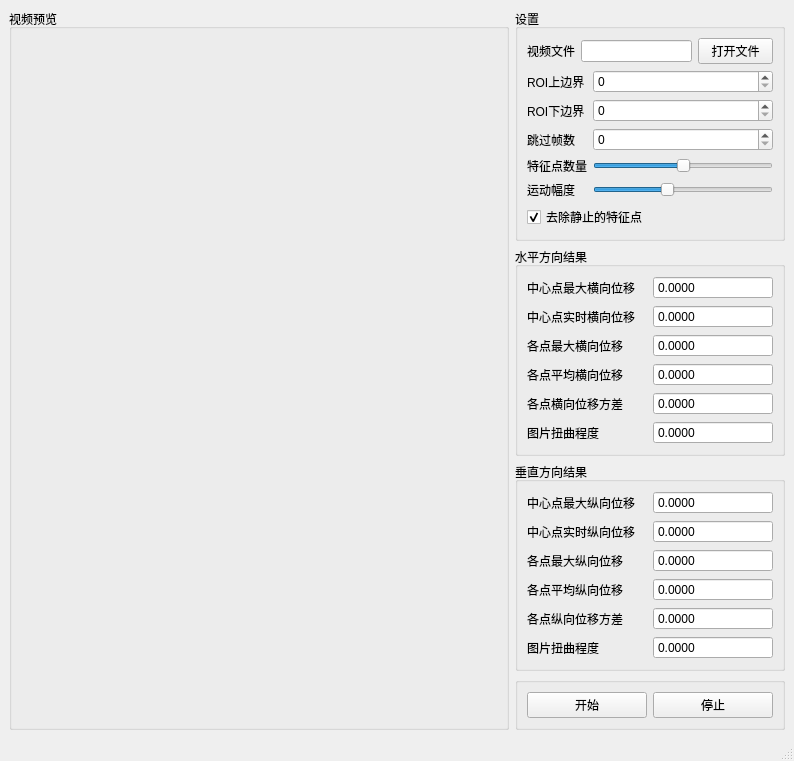
First picture: the form in tools/shake_test/shake_test_window.ui, repository xiaoqinxing/ImageTools, before the edit.
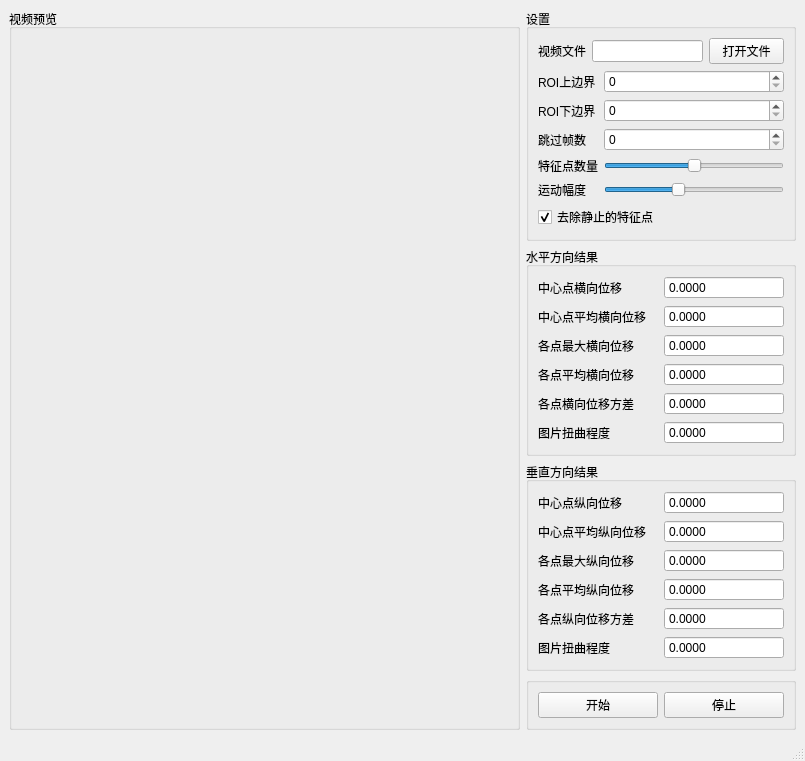
Second picture: the form after the edit.

Commit message: ADD: 增加新防抖指标的计算，优化函数结构

Patch:
```diff
--- a/tools/shake_test/shake_test_window.ui
+++ b/tools/shake_test/shake_test_window.ui
@@ -6,8 +6,8 @@
    <rect>
     <x>0</x>
     <y>0</y>
-    <width>792</width>
-    <height>729</height>
+    <width>805</width>
+    <height>743</height>
    </rect>
   </property>
   <property name="windowTitle">
@@ -226,7 +226,7 @@
            <item row="0" column="0">
             <widget class="QLabel" name="label_2">
              <property name="text">
-              <string>中心点最大横向位移</string>
+              <string>中心点横向位移</string>
              </property>
             </widget>
            </item>
@@ -279,7 +279,7 @@
            <item row="1" column="0">
             <widget class="QLabel" name="label_3">
              <property name="text">
-              <string>中心点实时横向位移</string>
+              <string>中心点平均横向位移</string>
              </property>
             </widget>
            </item>
@@ -405,7 +405,7 @@
            <item row="1" column="0">
             <widget class="QLabel" name="label_14">
              <property name="text">
-              <string>中心点实时纵向位移</string>
+              <string>中心点平均纵向位移</string>
              </property>
             </widget>
            </item>
@@ -458,7 +458,7 @@
            <item row="0" column="0">
             <widget class="QLabel" name="label_15">
              <property name="text">
-              <string>中心点最大纵向位移</string>
+              <string>中心点纵向位移</string>
              </property>
             </widget>
            </item>
```
Left out of the diff: 4 changed lines with no effect on the pictures. The commit also changes 2 other files.
